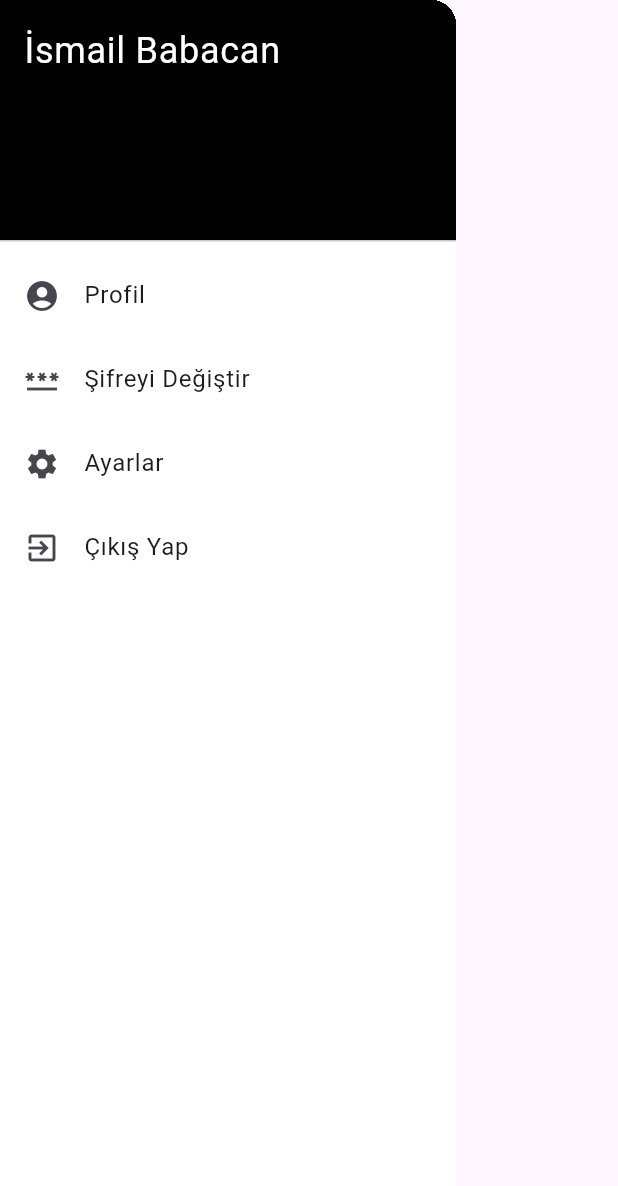
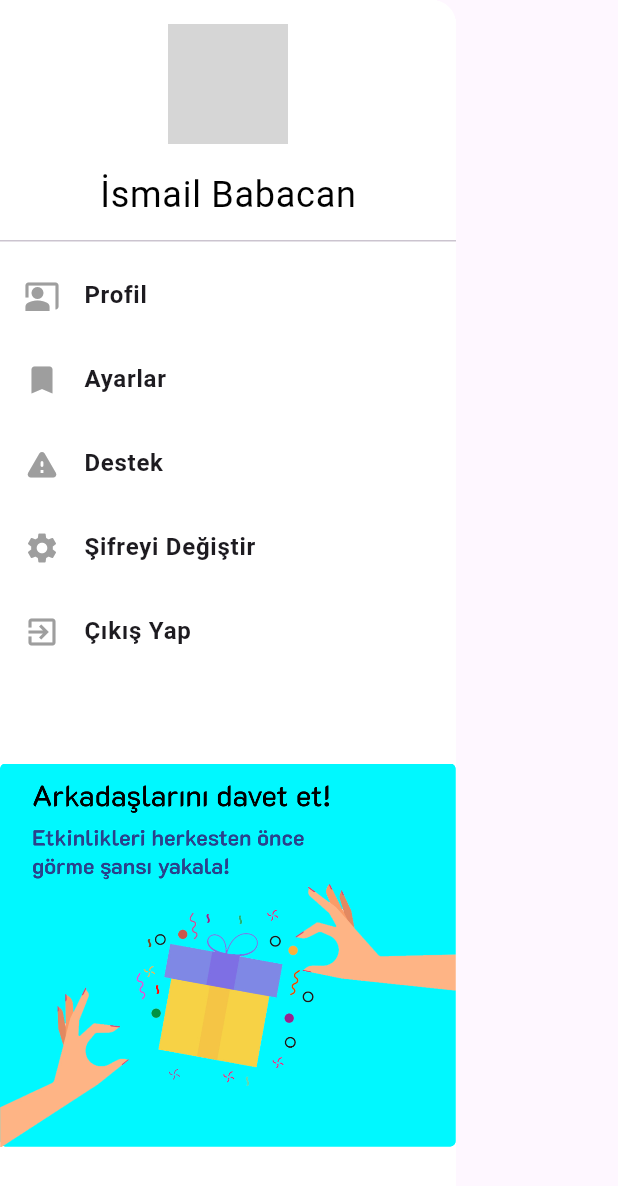
Before and after one commit to ismailbabacann/EventFindApp, a Flutter app: the CustomDrawer widget shown alone on an empty page, opened directly, on a phone screen of 412 x 824 dp. Shown: the top 1186 px of the screen. Run offline on Flutter 3.47's test engine with Material 3 defaults, Android fonts, the phone set to English and light mode, and no system bars; our stand-ins replace carousel_slider, flutter_map, flutter_svg, image_picker, latlong2, readmore; network calls fail; project files that could hold a hidden picture were left out; grey boxes are pictures that could not be loaded.

Commit message:
drawer uptaded

```diff
--- a/lib/screens/login_page.dart
+++ b/lib/screens/login_page.dart
@@ -37,7 +37,8 @@ class LoginPage extends StatelessWidget {
             TextField(
               decoration: InputDecoration(
                 labelText: 'Email',
-                border: OutlineInputBorder(),
+                border: OutlineInputBorder(
+                ),
               ),
             ),
             SizedBox(height: 16),
--- a/lib/screens/mainpage.dart
+++ b/lib/screens/mainpage.dart
@@ -97,7 +97,7 @@ class _MainPageState extends State<MainPage> {
               ),
             ),
             Positioned(
-              bottom: 10.0,
+              top: 70,
               left: 0.0,
               right: 0.0,
               child: events2.isNotEmpty
--- a/lib/widgets/custom_drawer.dart
+++ b/lib/widgets/custom_drawer.dart
@@ -1,8 +1,13 @@
-import 'package:eventfindapp/screens/login_page.dart';
+import 'dart:io';
 import 'package:flutter/material.dart';
 import 'package:eventfindapp/screens/profile_page.dart';
+import 'package:eventfindapp/screens/login_page.dart';
+import 'package:flutter_svg/flutter_svg.dart';
+
+File? _globalImage;
 
 class CustomDrawer extends StatelessWidget {
+
   const CustomDrawer({super.key});
 
   @override
@@ -12,21 +17,35 @@ class CustomDrawer extends StatelessWidget {
       child: ListView(
         padding: EdgeInsets.zero,
         children: <Widget>[
-          const DrawerHeader(
-            decoration: BoxDecoration(
-              color: Colors.black,
+          DrawerHeader(
+            decoration: const BoxDecoration(
+              color: Colors.white,
             ),
-            child: Text(
-              'İsmail Babacan',
-              style: TextStyle(
-                color: Colors.white,
-                fontSize: 24,
-              ),
+            child: Column(
+              children: [
+                CircleAvatar(
+                  radius: 40,
+                  backgroundImage: _globalImage != null
+                      ? FileImage(_globalImage!)
+                      : const NetworkImage('https://via.placeholder.com/150') as ImageProvider,
+                ),
+                const SizedBox(height: 16),
+                const Align(
+                  alignment: Alignment.bottomCenter,
+                  child: Text(
+                    'İsmail Babacan',
+                    style: TextStyle(
+                      color: Colors.black,
+                      fontSize: 24,
+                    ),
+                  ),
+                ),
+              ],
             ),
           ),
           ListTile(
-            leading: const Icon(Icons.account_circle),
-            title: const Text('Profil'),
+            leading: const Icon(Icons.co_present_rounded , color: Colors.grey,),
+            title: const Text('Profil' , style: TextStyle(fontWeight: FontWeight.bold),),
             onTap: () {
               Navigator.push(
                 context,
@@ -35,25 +54,39 @@ class CustomDrawer extends StatelessWidget {
             },
           ),
           ListTile(
-            leading: const Icon(Icons.password),
-            title: const Text('Şifreyi Değiştir'),
+            leading: const Icon(Icons.bookmark , color: Colors.grey,),
+            title: const Text('Ayarlar' ,  style: TextStyle(fontWeight: FontWeight.bold)),
             onTap: () {
               Navigator.pop(context);
             },
           ),
           ListTile(
-            leading: const Icon(Icons.settings),
-            title: const Text('Ayarlar'),
+            leading: const Icon(Icons.warning_rounded , color: Colors.grey,),
+            title: const Text('Destek' ,  style: TextStyle(fontWeight: FontWeight.bold)),
             onTap: () {
               Navigator.pop(context);
             },
           ),
           ListTile(
-            leading: const Icon(Icons.exit_to_app),
-            title: const Text('Çıkış Yap'),
+            leading: const Icon(Icons.settings , color: Colors.grey,),
+            title: const Text('Şifreyi Değiştir' ,  style: TextStyle(fontWeight: FontWeight.bold)),
+            onTap: () {
+              Navigator.pop(context);
+            },
+          ),
+          ListTile(
+            leading: const Icon(Icons.exit_to_app , color: Colors.grey,),
+            title: const Text('Çıkış Yap' ,  style: TextStyle(fontWeight: FontWeight.bold)),
             onTap: () {
               Navigator.push(context, MaterialPageRoute(builder: (context) => LoginPage()));
             },
+          ),
+          SizedBox(height: 60,),
+          Column(
+            crossAxisAlignment: CrossAxisAlignment.center,
+            children: [
+             Image.asset('lib/assets/icons/group_34057__5_.png' , filterQuality: FilterQuality.high,),
+            ],
           ),
         ],
       ),
--- a/pubspec.yaml
+++ b/pubspec.yaml
@@ -43,6 +43,7 @@ dependencies:
   image_picker: ^0.8.4+4
   shared_preferences: ^2.0.6
   carousel_slider: ^4.0.0
+  readmore: ^3.0.0
 
 dev_dependencies:
   flutter_test:
```
Also changed, not shown: lib/screens/profile_page.dart (+23 -21 lines), lib/widgets/ratingcard.dart (+72 -13 lines), lib/assets/icons/bannner.jpg (added), lib/assets/icons/el.svg (added), lib/assets/icons/group_34057__5_.png (added), lib/assets/icons/logo_enyakın.svg, lib/assets/icons/pro.svg (added), pubspec.lock.
